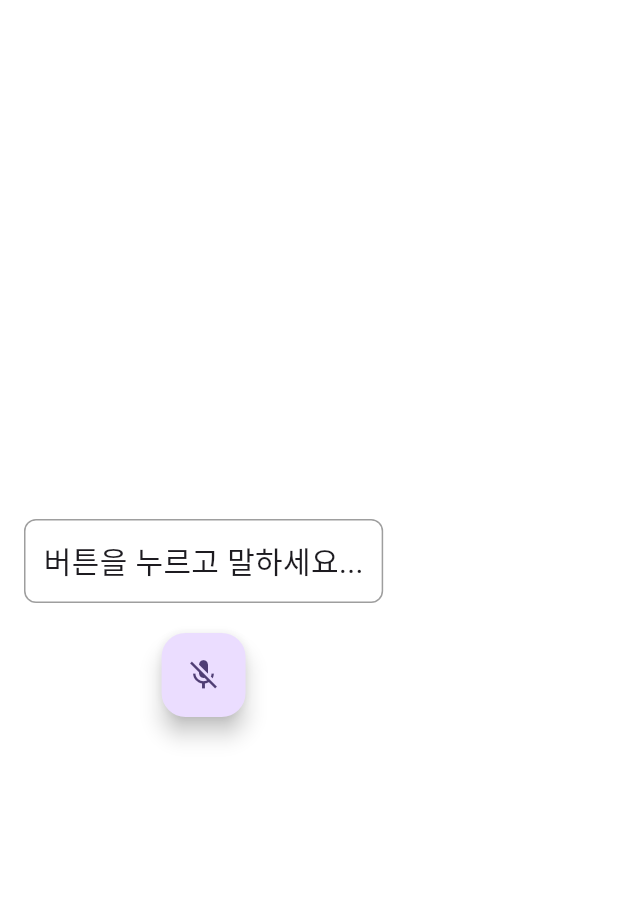
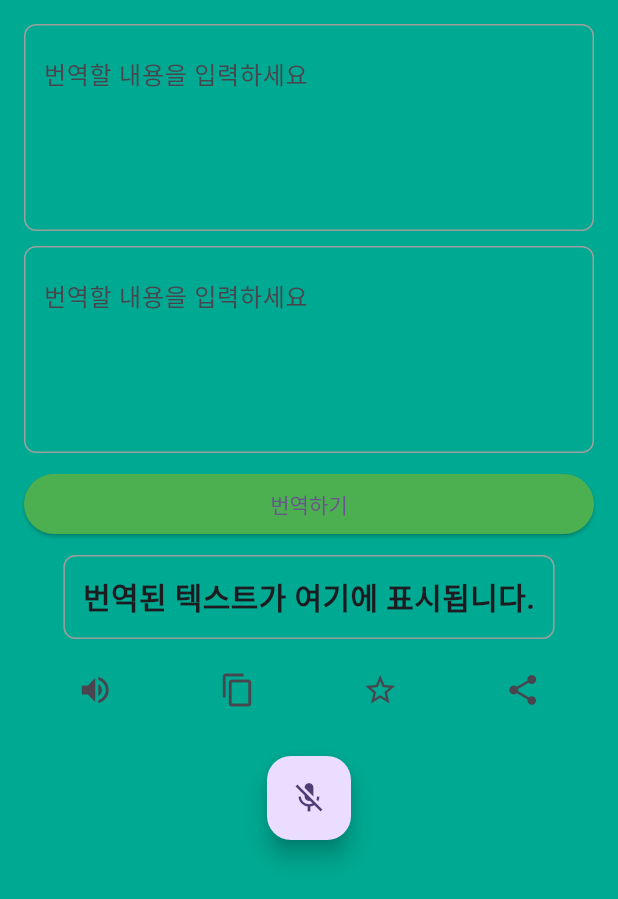
Before and after one commit to translation-jeju/translation-jeju-client, a Flutter app: the TranslationPage screen opened directly, on a phone screen of 412 x 824 dp. Shown: the top 899 px of the screen. Run offline on Flutter 3.47's test engine with Material 3 defaults, Android fonts, the phone set to English and light mode, and no system bars; our stand-ins replace flip_card, flutter_riverpod, fluttertoast, speech_to_text; generated files the repository leaves out were written again.

Commit message:
fix:번역기능 제작중

```diff
--- a/lib/presentation/RootPage.dart
+++ b/lib/presentation/RootPage.dart
@@ -2,7 +2,6 @@ import 'package:flutter/material.dart';
 import 'package:flutter_riverpod/flutter_riverpod.dart';
 import 'package:translation/presentation/ListPage.dart';
 import 'package:translation/presentation/SelectLanguagePage.dart';
-import 'package:translation/presentation/SettingPage.dart';
 import 'package:translation/presentation/TranslationPage.dart';
 
 import 'WordPage.dart';
@@ -27,7 +26,8 @@ class RootPage extends ConsumerWidget {
               onPressed: () {
                 Navigator.push(
                   context,
-                  MaterialPageRoute(builder: (context) => const SelectLanguagePage()),
+                  MaterialPageRoute(
+                      builder: (context) => const SelectLanguagePage()),
                 );
               },
               icon: Icon(Icons.settings))
--- a/lib/presentation/TranslationPage.dart
+++ b/lib/presentation/TranslationPage.dart
@@ -13,7 +13,6 @@ class _TranslationPageState extends ConsumerState<TranslationPage> {
   @override
   void initState() {
     super.initState();
-    // 음성 인식 초기화
     WidgetsBinding.instance.addPostFrameCallback((_) {
       ref.read(speechProvider).initialize();
     });
@@ -25,27 +24,121 @@ class _TranslationPageState extends ConsumerState<TranslationPage> {
 
     return SafeArea(
       child: Scaffold(
-        backgroundColor: Colors.white,
+        backgroundColor: const Color(0xFF00a991),
         appBar: null,
         body: Padding(
           padding: const EdgeInsets.all(16.0),
           child: Column(
-            mainAxisAlignment: MainAxisAlignment.center,
             children: [
-              // 인식된 텍스트를 표시하는 텍스트 상자
               Container(
                 padding: const EdgeInsets.all(12.0),
                 decoration: BoxDecoration(
                   border: Border.all(color: Colors.grey),
                   borderRadius: BorderRadius.circular(8.0),
                 ),
-                child: Text(
-                  speechNotifier.text,
-                  style: const TextStyle(fontSize: 20),
+                child: TextField(
+                  maxLines: 4,
+                  maxLength: 3000,
+                  decoration: const InputDecoration(
+                    hintText: '번역할 내용을 입력하세요',
+                    border: InputBorder.none,
+                    counterText: '',
+                  ),
+                  onChanged: (text) {
+                    // Handle text input
+                  },
                 ),
               ),
+
+              const SizedBox(height: 10),
+
+              // Input Text Area for Translation
+              Container(
+                padding: const EdgeInsets.all(12.0),
+                decoration: BoxDecoration(
+                  border: Border.all(color: Colors.grey),
+                  borderRadius: BorderRadius.circular(8.0),
+                ),
+                child: TextField(
+                  maxLines: 4,
+                  maxLength: 3000,
+                  decoration: const InputDecoration(
+                    hintText: '번역할 내용을 입력하세요',
+                    border: InputBorder.none,
+                    counterText: '',
+                  ),
+                  onChanged: (text) {
+                    // Handle text input
+                  },
+                ),
+              ),
+              const SizedBox(height: 10),
+
+              // Translate Button
+              SizedBox(
+                width: double.infinity,
+                child: ElevatedButton(
+                  onPressed: () {
+                    // Handle translation
+                  },
+                  style: ElevatedButton.styleFrom(
+                    backgroundColor: Colors.green,
+                  ),
+                  child: const Text("번역하기"),
+                ),
+              ),
+              const SizedBox(height: 10),
+
+              // Translated Text Display
+              Container(
+                padding: const EdgeInsets.all(12.0),
+                decoration: BoxDecoration(
+                  border: Border.all(color: Colors.grey),
+                  borderRadius: BorderRadius.circular(8.0),
+                ),
+                child: const Text(
+                  "번역된 텍스트가 여기에 표시됩니다.",
+                  style: TextStyle(
+                    fontSize: 20,
+                    fontWeight: FontWeight.bold,
+                  ),
+                ),
+              ),
+              const SizedBox(height: 10),
+
+              // Additional Controls (Speaker, Copy, Favorite, Share)
+              Row(
+                mainAxisAlignment: MainAxisAlignment.spaceAround,
+                children: [
+                  IconButton(
+                    icon: const Icon(Icons.volume_up),
+                    onPressed: () {
+                      // Handle text-to-speech
+                    },
+                  ),
+                  IconButton(
+                    icon: const Icon(Icons.copy),
+                    onPressed: () {
+                      // Handle copy text
+                    },
+                  ),
+                  IconButton(
+                    icon: const Icon(Icons.star_border),
+                    onPressed: () {
+                      // Handle favorite
+                    },
+                  ),
+                  IconButton(
+                    icon: const Icon(Icons.share),
+                    onPressed: () {
+                      // Handle share
+                    },
+                  ),
+                ],
+              ),
               const SizedBox(height: 20),
-              // 음성 인식 시작/정지 버튼
+
+              // Speech Recognition Button
               FloatingActionButton(
                 onPressed: () {
                   if (speechNotifier.isListening) {
```
Also changed, not shown: lib/presentation/SettingPage.dart (deleted, +0 -69 lines).
